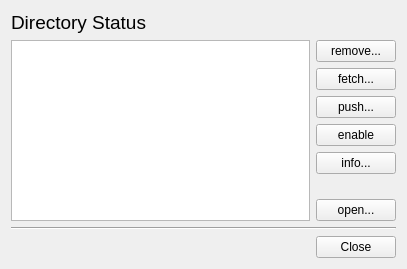
Old version of the form src/mirall/statusdialog.ui in the repository nextcloud/desktop.
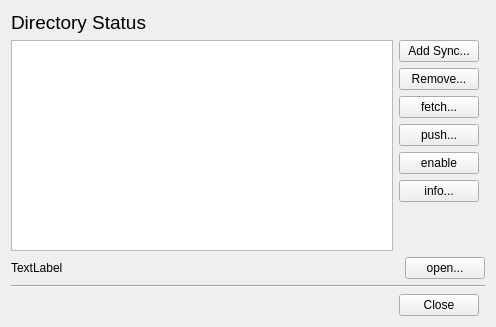
New version of the form. Icons and pictures are not drawn.

Commit message: Hide some buttons in status dialog which are currently not needed, show ownCloud info on status dialog

```diff
--- a/src/mirall/statusdialog.ui
+++ b/src/mirall/statusdialog.ui
@@ -6,8 +6,8 @@
    <rect>
     <x>0</x>
     <y>0</y>
-    <width>407</width>
-    <height>269</height>
+    <width>496</width>
+    <height>327</height>
    </rect>
   </property>
   <property name="windowTitle">
@@ -26,53 +26,59 @@
      </property>
     </widget>
    </item>
-   <item row="1" column="0" colspan="2">
-    <layout class="QHBoxLayout" name="horizontalLayout">
-     <item>
+   <item row="1" column="0" rowspan="7">
       <layout class="QVBoxLayout" name="verticalLayout">
        <item>
         <widget class="QListView" name="_folderList"/>
        </item>
       </layout>
      </item>
-     <item>
-      <layout class="QVBoxLayout" name="verticalLayout_2">
-       <item>
+   <item row="1" column="1">
+    <widget class="QPushButton" name="_ButtonAdd">
+     <property name="text">
+      <string>Add Sync...</string>
+     </property>
+    </widget>
+   </item>
+   <item row="2" column="1">
         <widget class="QPushButton" name="_ButtonRemove">
          <property name="text">
-          <string>remove...</string>
+      <string>Remove...</string>
          </property>
         </widget>
        </item>
-       <item>
+   <item row="3" column="1">
         <widget class="QPushButton" name="_ButtonFetch">
+     <property name="enabled">
+      <bool>true</bool>
+     </property>
          <property name="text">
           <string>fetch...</string>
          </property>
         </widget>
        </item>
-       <item>
+   <item row="4" column="1">
         <widget class="QPushButton" name="_ButtonPush">
          <property name="text">
           <string>push...</string>
          </property>
         </widget>
        </item>
-       <item>
+   <item row="5" column="1">
         <widget class="QPushButton" name="_ButtonEnable">
          <property name="text">
           <string>enable</string>
          </property>
         </widget>
        </item>
-       <item>
+   <item row="6" column="1">
         <widget class="QPushButton" name="_ButtonInfo">
          <property name="text">
           <string>info...</string>
          </property>
         </widget>
        </item>
-       <item>
+   <item row="7" column="1">
         <spacer name="verticalSpacer">
          <property name="orientation">
           <enum>Qt::Vertical</enum>
@@ -80,10 +86,19 @@
          <property name="sizeHint" stdset="0">
           <size>
            <width>20</width>
-           <height>40</height>
+       <height>56</height>
           </size>
          </property>
         </spacer>
+   </item>
+   <item row="8" column="0" colspan="3">
+    <layout class="QHBoxLayout" name="horizontalLayout" stretch="5,0">
+     <item>
+      <widget class="QLabel" name="_ocUrlLabel">
+       <property name="text">
+        <string>TextLabel</string>
+       </property>
+      </widget>
        </item>
        <item>
         <widget class="QPushButton" name="_ButtonOpenOC">
@@ -104,16 +119,14 @@
        </item>
       </layout>
      </item>
-    </layout>
-   </item>
-   <item row="2" column="0" colspan="2">
+   <item row="9" column="0" colspan="3">
     <widget class="Line" name="line">
      <property name="orientation">
       <enum>Qt::Horizontal</enum>
      </property>
     </widget>
    </item>
-   <item row="3" column="0">
+   <item row="10" column="0">
     <spacer name="horizontalSpacer">
      <property name="orientation">
       <enum>Qt::Horizontal</enum>
@@ -126,7 +139,7 @@
      </property>
     </spacer>
    </item>
-   <item row="3" column="1">
+   <item row="10" column="1">
     <widget class="QPushButton" name="_ButtonClose">
      <property name="text">
       <string>Close</string>
```
Lines whose indentation alone changed are shown as unchanged. The commit also changes 3 other files.
